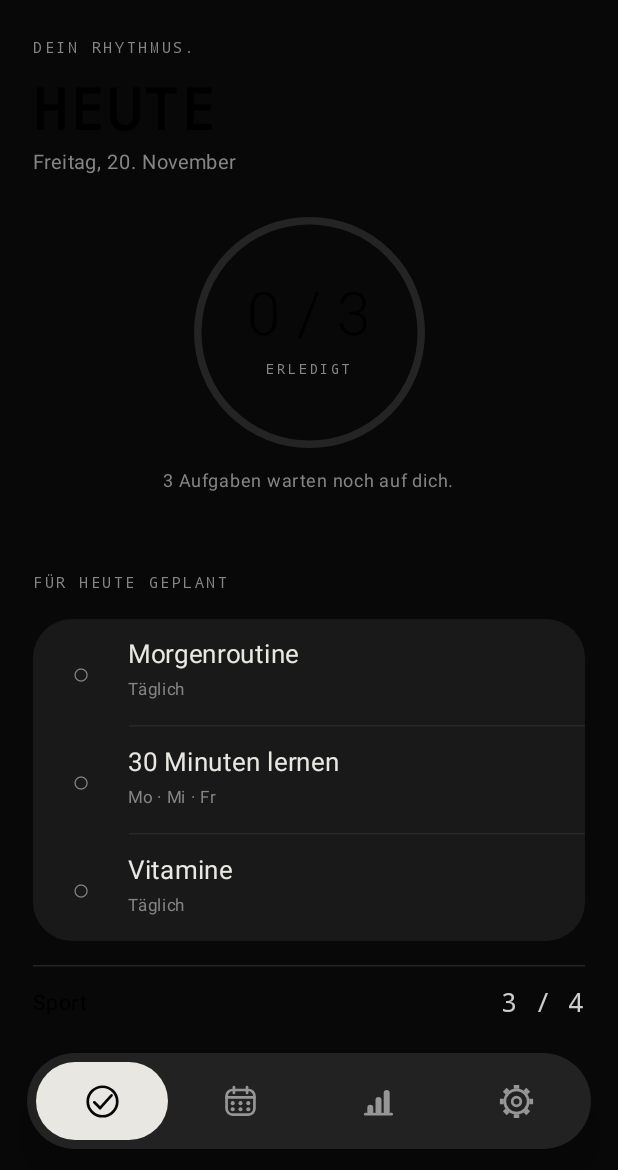
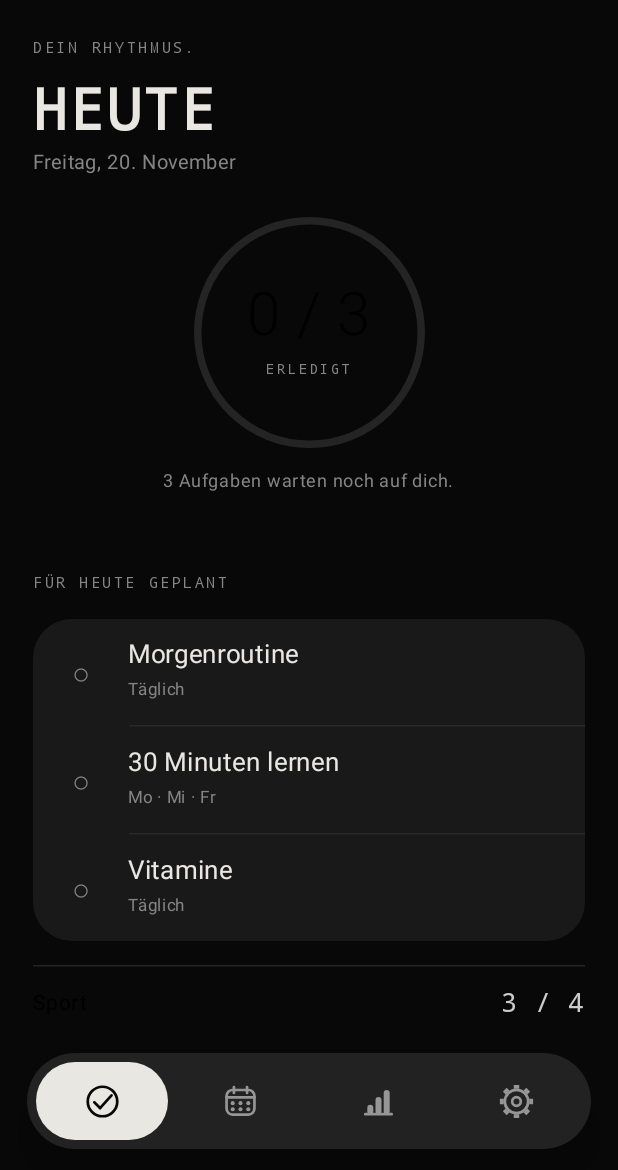
Before and after one commit to lukaechen/NPlanner, an Android app built with Jetpack Compose: the screen it shows after launch (MainActivity), on a phone screen of 412 x 824 dp, the part 66-1236 px from its top. Run offline under Robolectric (Android 15) with nearby library versions, the phone set to English and light mode, and no system bars.

Commit message:
Update MainActivity.kt

```diff
--- a/app/src/main/java/at/lukaechen/nplanner/MainActivity.kt
+++ b/app/src/main/java/at/lukaechen/nplanner/MainActivity.kt
@@ -128,7 +128,7 @@ class MainActivity : ComponentActivity() {
 @Composable private fun DisplayTitle(text: String, ndot: FontFamily, modifier: Modifier = Modifier, fontSize: androidx.compose.ui.unit.TextUnit = 38.sp) {
     // The current uploaded font file renders empty glyphs on-device. Keep titles visible and mark the exact switch point.
     // After a verified NDOT47 TTF is uploaded, replace FontFamily.Monospace below with ndot.
-    Text(text, modifier = modifier, fontFamily = FontFamily.Monospace, fontWeight = FontWeight.Bold, fontSize = fontSize, lineHeight = fontSize * 1.05f, letterSpacing = 2.sp)
+    Text(text, modifier = modifier, color = White, fontFamily = FontFamily.Monospace, fontWeight = FontWeight.Bold, fontSize = fontSize, lineHeight = fontSize * 1.05f, letterSpacing = 2.sp)
 }
 
 @Composable private fun Screen(ndot: FontFamily, eyebrow: String, title: String, subtitle: String, scrollable: Boolean = true, content: @Composable ColumnScope.() -> Unit) {
```
